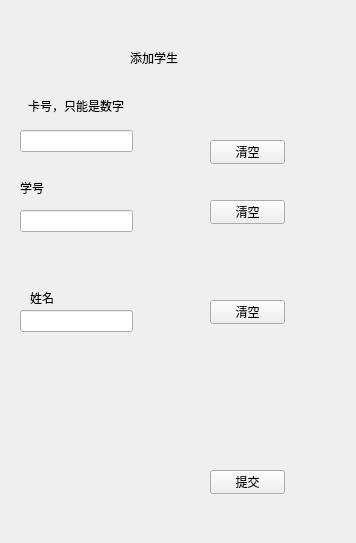
The window that addstudent.ui (kagura114/NetCard) describes before a commit, drawn with Qt 5.
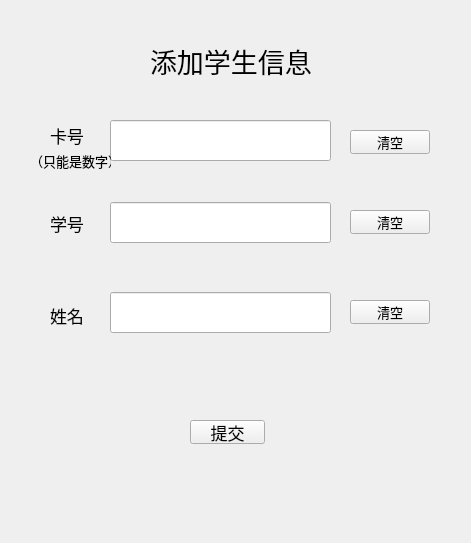
The same window after the commit.

Patch:
```diff
--- a/addstudent.ui
+++ b/addstudent.ui
@@ -6,78 +6,98 @@
    <rect>
     <x>0</x>
     <y>0</y>
-    <width>356</width>
+    <width>471</width>
     <height>543</height>
    </rect>
   </property>
+  <property name="font">
+   <font>
+    <pointsize>10</pointsize>
+   </font>
+  </property>
   <property name="windowTitle">
    <string>Form</string>
   </property>
   <widget class="QLabel" name="label">
    <property name="geometry">
     <rect>
-     <x>130</x>
-     <y>50</y>
-     <width>49</width>
-     <height>16</height>
+     <x>150</x>
+     <y>40</y>
+     <width>161</width>
+     <height>41</height>
     </rect>
    </property>
+   <property name="font">
+    <font>
+     <pointsize>20</pointsize>
+    </font>
+   </property>
    <property name="text">
-    <string>添加学生</string>
+    <string>添加学生信息</string>
    </property>
   </widget>
   <widget class="QLineEdit" name="ID">
    <property name="geometry">
     <rect>
-     <x>20</x>
-     <y>130</y>
-     <width>113</width>
-     <height>22</height>
+     <x>110</x>
+     <y>120</y>
+     <width>221</width>
+     <height>41</height>
     </rect>
    </property>
   </widget>
   <widget class="QLineEdit" name="SchoolID">
    <property name="geometry">
     <rect>
-     <x>20</x>
-     <y>210</y>
-     <width>113</width>
-     <height>22</height>
+     <x>110</x>
+     <y>202</y>
+     <width>221</width>
+     <height>41</height>
     </rect>
    </property>
   </widget>
   <widget class="QLineEdit" name="Name">
    <property name="geometry">
     <rect>
-     <x>20</x>
-     <y>310</y>
-     <width>113</width>
-     <height>22</height>
+     <x>110</x>
+     <y>292</y>
+     <width>221</width>
+     <height>41</height>
     </rect>
    </property>
   </widget>
   <widget class="QLabel" name="label_2">
    <property name="geometry">
     <rect>
-     <x>28</x>
-     <y>85</y>
-     <width>221</width>
-     <height>41</height>
+     <x>50</x>
+     <y>110</y>
+     <width>41</width>
+     <height>51</height>
     </rect>
    </property>
+   <property name="font">
+    <font>
+     <pointsize>13</pointsize>
+    </font>
+   </property>
    <property name="text">
-    <string>卡号，只能是数字</string>
+    <string>卡号</string>
    </property>
   </widget>
   <widget class="QLabel" name="label_3">
    <property name="geometry">
     <rect>
-     <x>20</x>
-     <y>180</y>
-     <width>49</width>
-     <height>16</height>
+     <x>50</x>
+     <y>208</y>
+     <width>41</width>
+     <height>31</height>
     </rect>
    </property>
+   <property name="font">
+    <font>
+     <pointsize>13</pointsize>
+    </font>
+   </property>
    <property name="text">
     <string>学号</string>
    </property>
@@ -85,12 +105,17 @@
   <widget class="QLabel" name="label_4">
    <property name="geometry">
     <rect>
-     <x>30</x>
-     <y>290</y>
-     <width>49</width>
-     <height>16</height>
+     <x>50</x>
+     <y>300</y>
+     <width>41</width>
+     <height>31</height>
     </rect>
    </property>
+   <property name="font">
+    <font>
+     <pointsize>13</pointsize>
+    </font>
+   </property>
    <property name="text">
     <string>姓名</string>
    </property>
@@ -98,9 +123,9 @@
   <widget class="QPushButton" name="ClearID">
    <property name="geometry">
     <rect>
-     <x>210</x>
-     <y>140</y>
-     <width>75</width>
+     <x>350</x>
+     <y>130</y>
+     <width>80</width>
      <height>24</height>
     </rect>
    </property>
@@ -111,9 +136,9 @@
   <widget class="QPushButton" name="ClearSchoolID">
    <property name="geometry">
     <rect>
-     <x>210</x>
-     <y>200</y>
-     <width>75</width>
+     <x>350</x>
+     <y>210</y>
+     <width>80</width>
      <height>24</height>
     </rect>
    </property>
@@ -124,9 +149,9 @@
   <widget class="QPushButton" name="ClearName">
    <property name="geometry">
     <rect>
-     <x>210</x>
+     <x>350</x>
      <y>300</y>
-     <width>75</width>
+     <width>80</width>
      <height>24</height>
     </rect>
    </property>
@@ -137,16 +162,34 @@
   <widget class="QPushButton" name="Submit">
    <property name="geometry">
     <rect>
-     <x>210</x>
-     <y>470</y>
+     <x>190</x>
+     <y>420</y>
      <width>75</width>
      <height>24</height>
     </rect>
    </property>
+   <property name="font">
+    <font>
+     <pointsize>13</pointsize>
+    </font>
+   </property>
    <property name="text">
     <string>提交</string>
    </property>
   </widget>
+  <widget class="QLabel" name="label_5">
+   <property name="geometry">
+    <rect>
+     <x>30</x>
+     <y>150</y>
+     <width>81</width>
+     <height>21</height>
+    </rect>
+   </property>
+   <property name="text">
+    <string>（只能是数字）</string>
+   </property>
+  </widget>
  </widget>
  <resources/>
  <connections>
```
